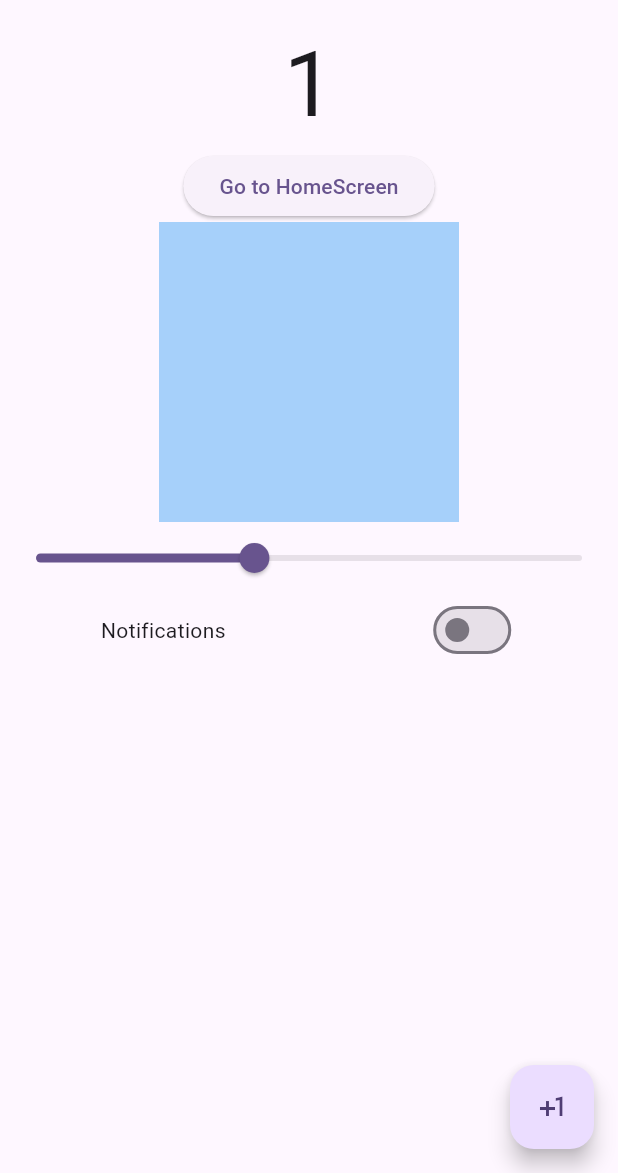
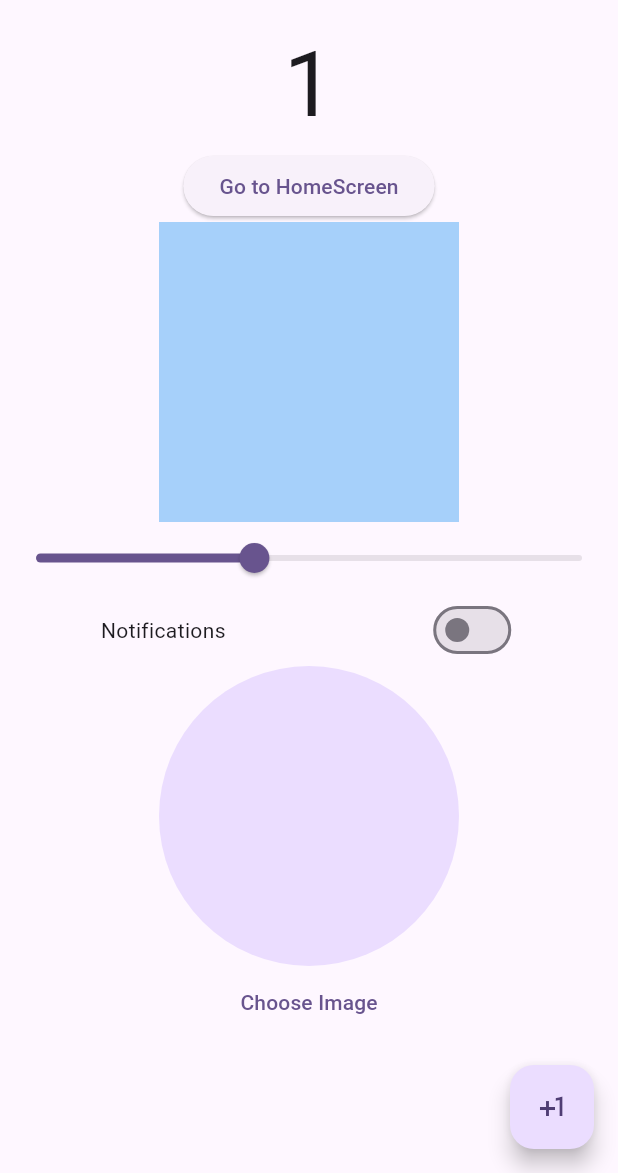
Before and after one commit to UzairZQ/GETX, a Flutter app: the ScreenTwo screen opened by its route, on a phone screen of 412 x 824 dp, the part 63-1236 px from its top. Run offline on Flutter 3.47's test engine with Material 3 defaults, Android fonts, the phone set to English and light mode, and no system bars; our stand-ins replace get, image_picker.

Commit message:
added image picker to screen 2

```diff
--- /dev/null
+++ b/lib/controllers/image_controller.dart
@@ -0,0 +1,16 @@
+import 'package:get/get.dart';
+import 'package:image_picker/image_picker.dart';
+
+class ImagePickerController extends GetxController {
+  RxString imagePath = ''.obs;
+
+  getImage() async {
+    final ImagePicker _picker = ImagePicker();
+
+    final image = await _picker.pickImage(source: ImageSource.camera);
+
+    if (image != null) {
+      imagePath.value = image.path.toString();
+    }
+  }
+}
--- a/lib/screens/screen_two.dart
+++ b/lib/screens/screen_two.dart
@@ -1,6 +1,9 @@
+import 'dart:io';
+
 import 'package:flutter/material.dart';
 import 'package:get/get.dart';
 import 'package:getx_tutroials/controllers/counter_controller.dart';
+import 'package:getx_tutroials/controllers/image_controller.dart';
 import 'package:getx_tutroials/controllers/slider_controller.dart';
 import 'package:getx_tutroials/controllers/switch_controller.dart';
 
@@ -17,6 +20,9 @@ class _ScreenTwoState extends State<ScreenTwo> {
   SliderController sliderController = Get.put(SliderController());
 
   SwithcController swithcController = Get.put(SwithcController());
+
+  ImagePickerController imagePickerController =
+      Get.put(ImagePickerController());
 
   @override
   Widget build(BuildContext context) {
@@ -62,14 +68,32 @@ class _ScreenTwoState extends State<ScreenTwo> {
           Row(
             mainAxisAlignment: MainAxisAlignment.spaceAround,
             children: [
-              Text('Notifications'),
+              const Text('Notifications'),
               Obx(() => Switch(
                   value: swithcController.notification.value,
                   onChanged: (value) {
                     swithcController.setSwitch(value);
                   }))
             ],
-          )
+          ),
+          Obx(() {
+            return Column(
+              children: [
+                CircleAvatar(
+                  radius: 100,
+                  backgroundImage: imagePickerController.imagePath.isNotEmpty
+                      ? FileImage(
+                          File(imagePickerController.imagePath.toString()))
+                      : null,
+                ),
+                TextButton(
+                    onPressed: () {
+                      imagePickerController.getImage();
+                    },
+                    child: const Text('Choose Image'))
+              ],
+            );
+          })
         ],
       ),
     );
--- a/pubspec.yaml
+++ b/pubspec.yaml
@@ -36,6 +36,7 @@ dependencies:
   # Use with the CupertinoIcons class for iOS style icons.
   cupertino_icons: ^1.0.2
   get: ^4.6.6
+  image_picker: ^1.0.6
 
 dev_dependencies:
   flutter_test:
```
Also changed, not shown: pubspec.lock, 6 other files.
